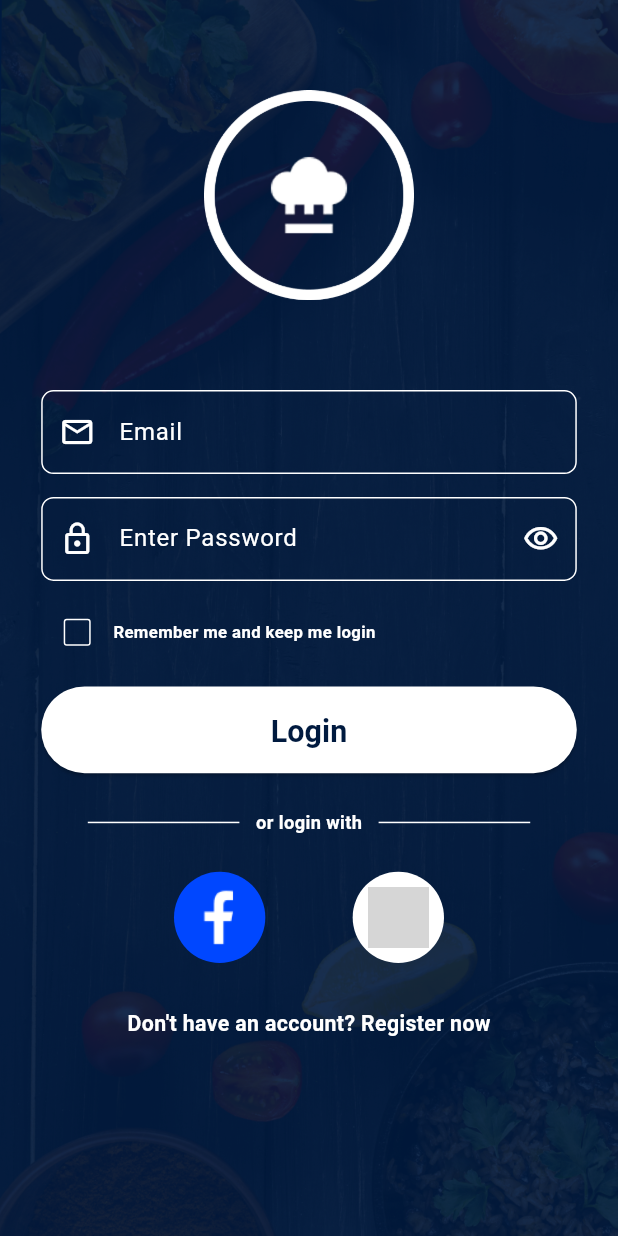
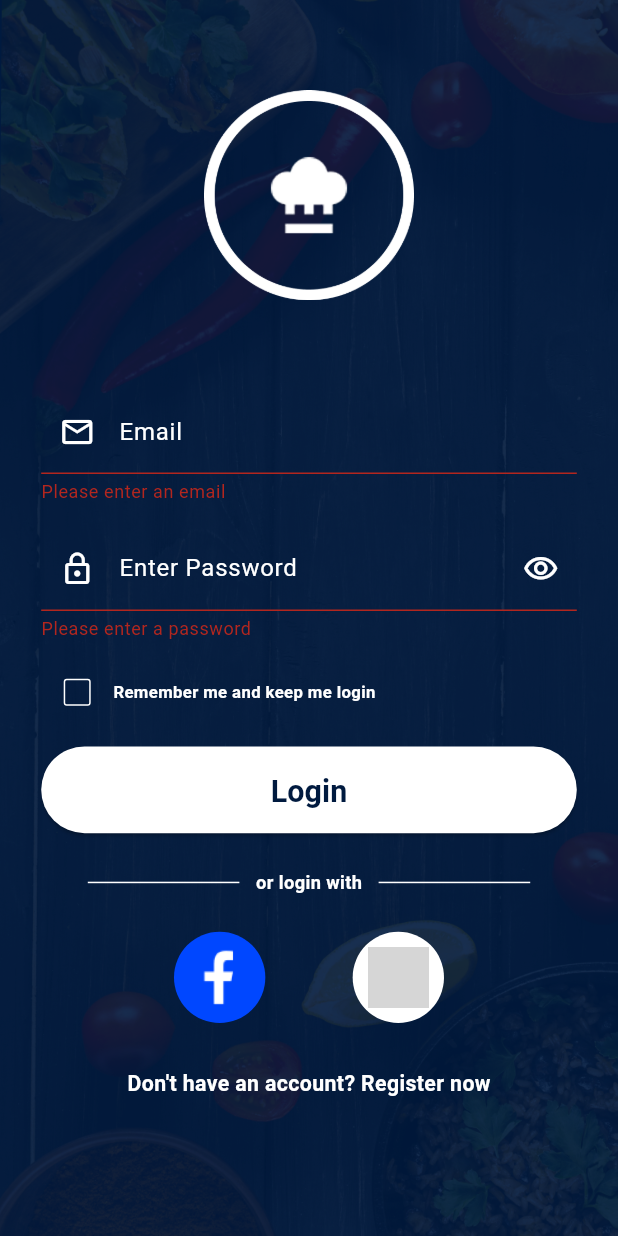
Before and after one commit to Mahmouuddiab/Meal-App, a Flutter app: the screen it shows after launch, after a tap on "Login", on a phone screen of 412 x 824 dp. Run offline on Flutter 3.47's test engine with Material 3 defaults, Android fonts, the phone set to English and light mode, and no system bars; our stand-ins replace dartz, flutter_bloc, flutter_screenutil, gap, get_it, supabase_flutter; accounts and stored records are empty; grey boxes are pictures that could not be loaded.

Commit message:
Implement form validation and routing for authentication screens

```diff
--- /dev/null
+++ b/lib/core/Utils/app_validators.dart
@@ -0,0 +1,54 @@
+import 'package:flutter/material.dart';
+
+class AppValidators {
+  static String? displayNamevalidator(String? displayName) {
+    if (displayName == null || displayName.isEmpty) {
+      return 'Full name cannot be empty';
+    }
+    if (displayName.length < 3 || displayName.length > 20) {
+      return 'Full name must be between 3 and 20 characters';
+    }
+
+    return null;
+  }
+
+  static String? emailValidator(String? value) {
+    if (value == null || value.isEmpty) {
+      return 'Please enter an email';
+    }
+    if (!RegExp(
+      r'\b[A-Za-z0-9._%+-]+@[A-Za-z0-9.-]+\.[A-Z|a-z]{2,}\b',
+    ).hasMatch(value)) {
+      return 'Please enter a valid email';
+    }
+    return null;
+  }
+
+  static String? phoneValidator(String? value, BuildContext context) {
+    if (value == null || value.isEmpty) {
+      return 'Please enter a phone';
+    }
+    if (!RegExp(r'^01[0-2|5]\d{8}$').hasMatch(value)) {
+      return "Phone number must start with 010, 011, 012, or 015 \nand be 11 digits long";
+    }
+
+    return null;
+  }
+
+  static String? passwordValidator(String? value) {
+    if (value == null || value.isEmpty) {
+      return 'Please enter a password';
+    }
+    if (value.length < 8) {
+      return 'Password must be at least 8 characters long';
+    }
+    return null;
+  }
+
+  static String? repeatPasswordValidator({String? value, String? password}) {
+    if (value != password) {
+      return 'Passwords do not match';
+    }
+    return null;
+  }
+}
--- /dev/null
+++ b/lib/core/routing/app_router.dart
@@ -0,0 +1,19 @@
+import 'package:flutter/material.dart';
+import 'package:meal_app/features/auth/presentation/screens/login_screen.dart';
+import 'package:meal_app/features/auth/presentation/screens/register.dart';
+import 'app_routes.dart';
+
+class AppRouter {
+  static Route<dynamic> generateRoute(RouteSettings settings) {
+    switch (settings.name) {
+      case AppRoutes.login:
+        return MaterialPageRoute(builder: (_) => const LoginScreen());
+      case AppRoutes.register:
+        return MaterialPageRoute(builder: (_) => const Register());
+      default:
+        return MaterialPageRoute(
+          builder: (_) => const Scaffold(body: Center(child: Text("Not Found"))),
+        );
+    }
+  }
+}
--- /dev/null
+++ b/lib/core/routing/app_routes.dart
@@ -0,0 +1,4 @@
+class AppRoutes {
+  static const String login = '/login';
+  static const String register = '/register';
+}
--- a/lib/features/auth/presentation/screens/base_auth_screen.dart
+++ b/lib/features/auth/presentation/screens/base_auth_screen.dart
@@ -15,6 +15,7 @@ class BaseAuthScreen extends StatefulWidget {
   final String bottomText;
   final VoidCallback onBottomTextPressed;
   final String checkText;
+  final GlobalKey<FormState> formKey;
 
   const BaseAuthScreen({
     super.key,
@@ -24,6 +25,7 @@ class BaseAuthScreen extends StatefulWidget {
     required this.bottomText,
     required this.onBottomTextPressed,
     required this.checkText,
+    required this.formKey,
   });
 
   @override
@@ -59,7 +61,7 @@ class _BaseAuthScreenState extends State<BaseAuthScreen> {
                   child: Image.asset(AppImages.logo),
                 ),
                 Gap(59.h),
-                ...widget.formFields,
+                _buildFormField(),
                 Gap(10.h),
                 CustomCheckRow(
                   value: _checkValue,
@@ -98,4 +100,7 @@ class _BaseAuthScreenState extends State<BaseAuthScreen> {
       ),
     );
   }
+
+  Widget _buildFormField() =>
+      Form(key: widget.formKey, child: Column(children: widget.formFields));
 }
--- a/lib/features/auth/presentation/screens/login_screen.dart
+++ b/lib/features/auth/presentation/screens/login_screen.dart
@@ -4,11 +4,12 @@ import 'package:flutter_screenutil/flutter_screenutil.dart';
 import 'package:gap/gap.dart';
 import 'package:meal_app/core/Dialogs/dialogs.dart';
 import 'package:meal_app/core/Utils/app_colors.dart';
+import 'package:meal_app/core/Utils/app_validators.dart';
 import 'package:meal_app/core/Utils/strings.dart';
+import 'package:meal_app/core/routing/app_routes.dart';
 import 'package:meal_app/features/auth/presentation/bloc/auth_bloc.dart';
 import 'package:meal_app/features/auth/presentation/bloc/auth_states.dart';
 import 'package:meal_app/features/auth/presentation/screens/base_auth_screen.dart';
-import 'package:meal_app/features/auth/presentation/screens/register.dart';
 import 'package:meal_app/features/auth/presentation/widgets/custom_field.dart';
 
 class LoginScreen extends StatefulWidget {
@@ -23,6 +24,12 @@ class _LoginScreenState extends State<LoginScreen> {
   final passwordController = TextEditingController();
   final formKey = GlobalKey<FormState>();
   bool obscureText = true;
+  @override
+  void dispose() {
+    emailController.dispose();
+    passwordController.dispose();
+    super.dispose();
+  }
 
   @override
   Widget build(BuildContext context) {
@@ -30,26 +37,35 @@ class _LoginScreenState extends State<LoginScreen> {
       listener: (context, state) {
         if (state is AuthLoading) {
           DialogFunctions.showLoadingDialog(context, "Loading..");
-        } else if (state is AuthFailure) {
+        }
+        if (state is AuthFailure) {
           DialogFunctions.hideLoading(context);
           DialogFunctions.showMessageDialog(
             context: context,
             message: state.message,
             posActionName: "Ok",
-            title: "Login Failed",
+            posAction: () {
+              Navigator.pop(context);
+            },
+            title: "Login Fail",
           );
-        } else if (state is AuthSuccess) {
+        }
+        if (state is AuthSuccess) {
           DialogFunctions.hideLoading(context);
           DialogFunctions.showMessageDialog(
             context: context,
-            message: "Successfully logged in!",
+            message: "success",
             posActionName: "Ok",
-            title: "Login Success",
+            posAction: () {
+              Navigator.pop(context);
+            },
+            title: "Login success",
           );
         }
       },
       builder: (context, state) {
         return BaseAuthScreen(
+          formKey: formKey,
           formFields: [
             CustomField(
               keyboardType: TextInputType.emailAddress,
@@ -61,8 +77,7 @@ class _LoginScreenState extends State<LoginScreen> {
               ),
               controller: emailController,
               validator:
-                  (value) =>
-                      value?.isEmpty ?? true ? AppStrings.emailValidate : null,
+                  (_) => AppValidators.emailValidator(emailController.text),
             ),
             Gap(15.h),
             CustomField(
@@ -75,10 +90,8 @@ class _LoginScreenState extends State<LoginScreen> {
               controller: passwordController,
               obscureText: obscureText,
               validator:
-                  (value) =>
-                      value?.isEmpty ?? true
-                          ? AppStrings.passwordValidate
-                          : null,
+                  (_) =>
+                      AppValidators.passwordValidator(passwordController.text),
               suffixIcon: IconButton(
                 onPressed: () => setState(() => obscureText = !obscureText),
                 icon: Icon(
@@ -103,10 +116,7 @@ class _LoginScreenState extends State<LoginScreen> {
           },
           bottomText: AppStrings.doNotHaveAccount,
           onBottomTextPressed:
-              () => Navigator.push(
-                context,
-                MaterialPageRoute(builder: (_) => const Register()),
-              ),
+              () => Navigator.pushNamed(context, AppRoutes.register),
           checkText: AppStrings.rememberMe,
         );
       },
--- a/lib/main.dart
+++ b/lib/main.dart
@@ -2,6 +2,8 @@ import 'package:flutter/material.dart';
 import 'package:flutter_bloc/flutter_bloc.dart';
 import 'package:flutter_screenutil/flutter_screenutil.dart';
 import 'package:meal_app/core/locator/service_locator.dart';
+import 'package:meal_app/core/routing/app_router.dart';
+import 'package:meal_app/core/routing/app_routes.dart';
 import 'package:meal_app/features/auth/presentation/bloc/auth_bloc.dart';
 import 'package:meal_app/features/auth/presentation/screens/login_screen.dart';
 
@@ -28,6 +30,8 @@ class MyApp extends StatelessWidget {
       minTextAdapt: true,
       splitScreenMode: true,
       child: MaterialApp(
+        initialRoute: AppRoutes.login,
+        onGenerateRoute: AppRouter.generateRoute,
         debugShowCheckedModeBanner: false,
         home: LoginScreen(),
       ),
```
Also changed, not shown: lib/features/auth/presentation/screens/register.dart (+15 -27 lines).
